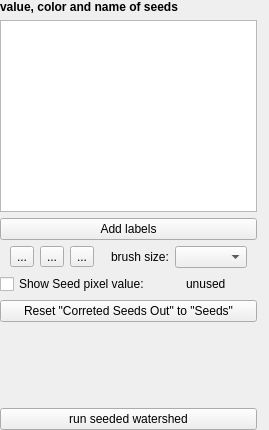
Before: the Qt Designer form ilastik/applets/watershedLabeling/watershedLabelingDrawer.ui in ilastik/ilastik, drawn with Qt 5.
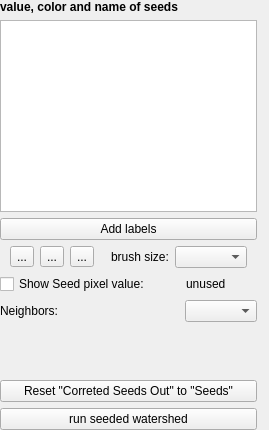
After: the same form once the commit is applied. Custom widgets are drawn as their Qt base class.

Commit message: seeds new applet; not working right now

The edit to the form file:
```diff
--- a/ilastik/applets/watershedLabeling/watershedLabelingDrawer.ui
+++ b/ilastik/applets/watershedLabeling/watershedLabelingDrawer.ui
@@ -210,11 +210,31 @@
       </layout>
      </item>
      <item>
-      <widget class="QPushButton" name="resetSeedsPushButton">
-       <property name="text">
-        <string>Reset &quot;Correted Seeds Out&quot; to &quot;Seeds&quot;</string>
-       </property>
-      </widget>
+      <layout class="QHBoxLayout" name="horizontalLayout_4">
+       <item>
+        <widget class="QLabel" name="neighborsLabel">
+         <property name="text">
+          <string>Neighbors:</string>
+         </property>
+        </widget>
+       </item>
+       <item>
+        <spacer name="horizontalSpacer_3">
+         <property name="orientation">
+          <enum>Qt::Horizontal</enum>
+         </property>
+         <property name="sizeHint" stdset="0">
+          <size>
+           <width>40</width>
+           <height>20</height>
+          </size>
+         </property>
+        </spacer>
+       </item>
+       <item>
+        <widget class="QComboBox" name="neighborsComboBox"/>
+       </item>
+      </layout>
      </item>
      <item>
       <spacer name="verticalSpacer">
@@ -229,6 +249,13 @@
        </property>
       </spacer>
      </item>
+     <item>
+      <widget class="QPushButton" name="resetSeedsPushButton">
+       <property name="text">
+        <string>Reset &quot;Correted Seeds Out&quot; to &quot;Seeds&quot;</string>
+       </property>
+      </widget>
+     </item>
      <item>
       <widget class="QPushButton" name="runWatershedPushButton">
        <property name="text">
```
The commit also changes 11 other files.
